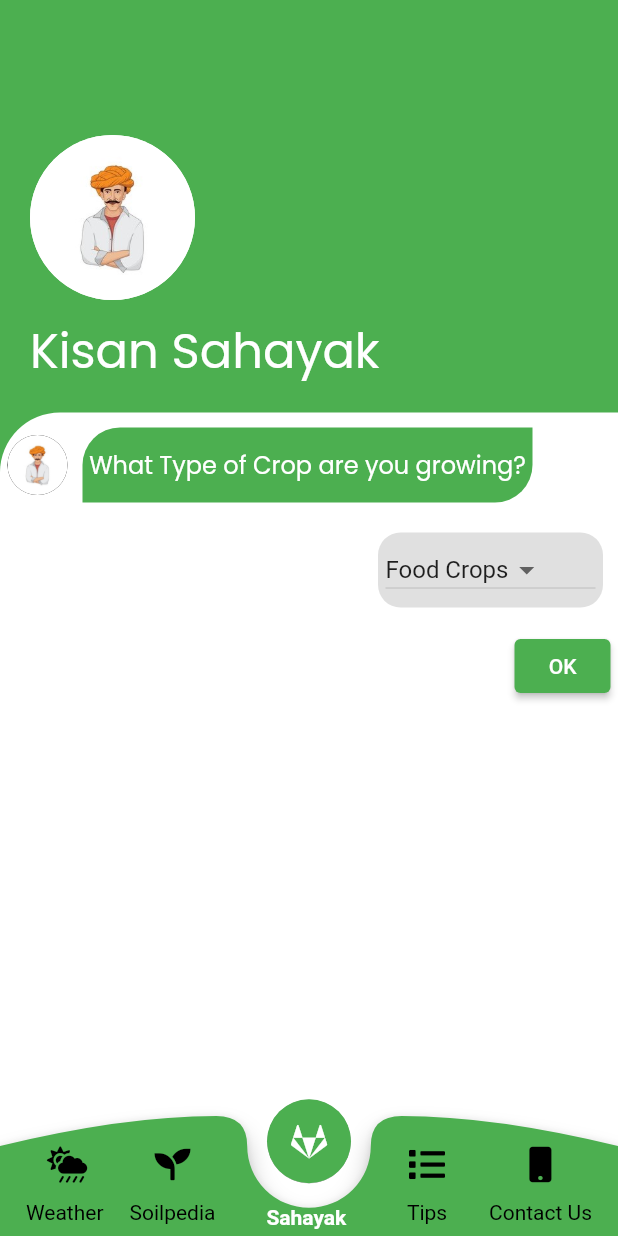
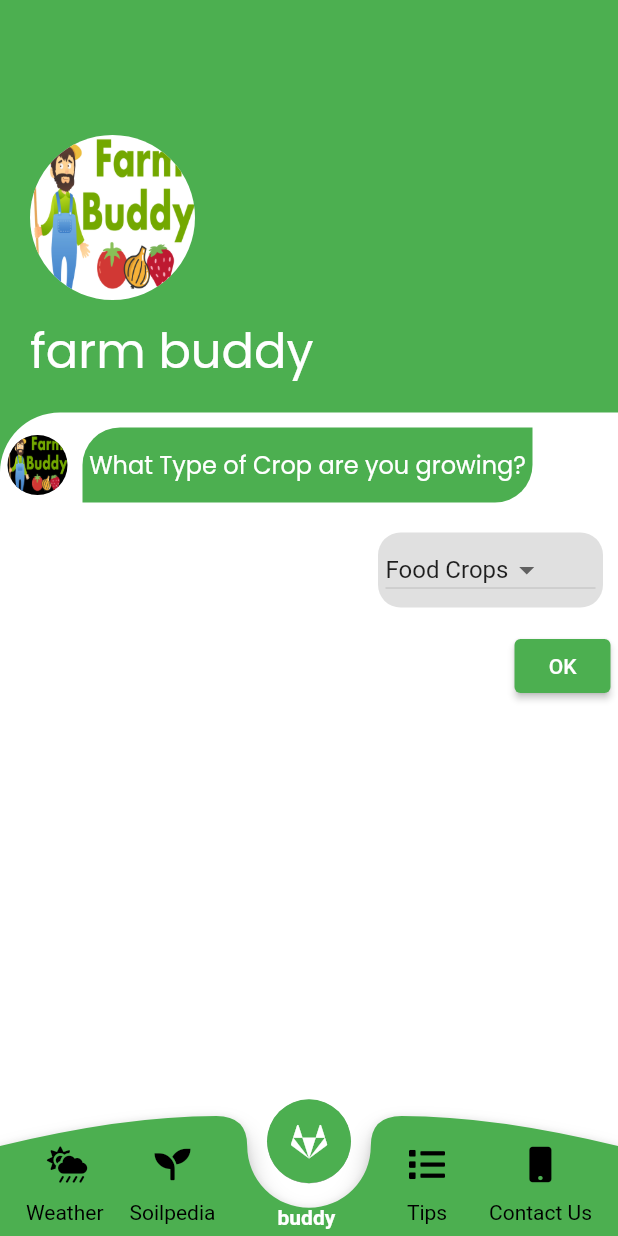
Before and after one commit to SandyUndefined/FarmBuddy, a Flutter app: the screen it shows after launch, after a tap on an icon or button, on a phone screen of 412 x 824 dp. Run offline on Flutter 3.47's test engine with Material 2 defaults, Android fonts, the light colour scheme and no system bars; our stand-ins replace font_awesome_flutter, geolocator, google_fonts; missing offline and left inert: flutter_gradient_colors; Roboto replaces fonts that are missing (Didact Gothic).

Commit message:
updated project

```diff
--- a/lib/helper.dart
+++ b/lib/helper.dart
@@ -15,7 +15,7 @@ class Helper extends StatefulWidget {
 
 class HelperState extends State<Helper> {
   int type_of_crop = 0, soil_type = 0, pesticide_use = 0, pesticide_count = 0;
-  double pesticide_week = 0;
+  int pesticide_week = 0;
   int count = 1;
   bool isLoading = false, result = false;
   int ans = 0;
@@ -36,7 +36,7 @@ class HelperState extends State<Helper> {
                   foregroundColor: Colors.black,
                   backgroundColor: Colors.black,
                   backgroundImage: AssetImage(
-                    'assets/kisan_helper.jpg',
+                    'assets/farmer.png',
                   ),
                 ),
                 Padding(
@@ -123,7 +123,7 @@ class HelperState extends State<Helper> {
                   foregroundColor: Colors.black,
                   backgroundColor: Colors.black,
                   backgroundImage: AssetImage(
-                    'assets/kisan_helper.jpg',
+                    'assets/farmer.png',
                   ),
                 ),
                 Padding(
@@ -210,7 +210,7 @@ class HelperState extends State<Helper> {
                   foregroundColor: Colors.black,
                   backgroundColor: Colors.black,
                   backgroundImage: AssetImage(
-                    'assets/kisan_helper.jpg',
+                    'assets/farmer.png',
                   ),
                 ),
                 Padding(
@@ -308,7 +308,7 @@ class HelperState extends State<Helper> {
                   foregroundColor: Colors.black,
                   backgroundColor: Colors.black,
                   backgroundImage: AssetImage(
-                    'assets/kisan_helper.jpg',
+                    'assets/farmer.png',
                   ),
                 ),
                 Padding(
@@ -382,7 +382,7 @@ class HelperState extends State<Helper> {
                   foregroundColor: Colors.black,
                   backgroundColor: Colors.black,
                   backgroundImage: AssetImage(
-                    'assets/kisan_helper.jpg',
+                    'assets/farmer.png',
                   ),
                 ),
                 Padding(
@@ -423,7 +423,7 @@ class HelperState extends State<Helper> {
                     keyboardType: TextInputType.number,
                     onChanged: (value) {
                       setState(() {
-                        pesticide_week = double.parse(value);
+                        pesticide_week = int.parse(value);
                       });
                     },
                   )),
@@ -477,14 +477,14 @@ class HelperState extends State<Helper> {
                           radius: 55,
                           backgroundColor: Colors.white,
                           backgroundImage: AssetImage(
-                            'assets/kisan_helper.jpg',
+                            'assets/farmer.png',
                           ),
                         ),
                         const SizedBox(
                           height: 10,
                         ),
                         Text(
-                          'Kisan Sahayak',
+                          'farm buddy',
                           style: GoogleFonts.poppins(
                               color: Colors.white, fontSize: 32),
                         )
@@ -538,7 +538,7 @@ class HelperState extends State<Helper> {
                                     child: CircleAvatar(
                                       radius: 50,
                                       backgroundImage:
-                                          AssetImage('assets/kisan_helper.jpg'),
+                                          AssetImage('assets/farmer.png'),
                                     ),
                                   ),
                                   const SizedBox(
@@ -546,7 +546,7 @@ class HelperState extends State<Helper> {
                                   ),
                                   Expanded(
                                       child: Text(
-                                    'Kisan Sahayak has calculated and here are the results!',
+                                    'farm buddy has calculated and here are the results!',
                                     style: GoogleFonts.poppins(
                                         fontSize: 16, color: Colors.white),
                                   )),
@@ -600,11 +600,11 @@ class HelperState extends State<Helper> {
     }
     print(pesticide_week);
     final url = Uri.parse(
-        'https://farmerbackend.herokuapp.com/predict?a=1575&b=$type_of_crop&c=$soil_type&d=$pesticide_count&e=$pesticide_week&f=${random.nextInt(50)}&g=$a1&h=$a2&i=$a3&k=0&l=0&m=1');
+        'https://farmerbackend.herokuapp.com/predict?a=1575&b=$type_of_crop&c=$soil_type&d=$pesticide_count&e=$pesticide_week&f=${random.nextInt(50)}&g=$a1&h=$a2&i=$a3&j=0&k=0&l=0&m=1');
     print(url);
     final headers = {"Content-type": "application/json"};
     final json =
-        '{"a"=${random.nextInt(4097 - 150) + 150}&"b"=$type_of_crop&"c"=$soil_type&"d"=$pesticide_count&"e"=$pesticide_week&"f"=${random.nextInt(50)}&"g"=1&"h"=2&"i"=3&"k=1&"l"=2&"m"=3}';
+        '{"a"=${random.nextInt(4097 - 150) + 150}&"b"=$type_of_crop&"c"=$soil_type&"d"=$pesticide_count&"e"=$pesticide_week&"f"=${random.nextInt(50)}&"g"=1&"h"=2&"i"=3&"j"=0&"k=1&"l"=2&"m"=3}';
     final response = await get(
       url,
     );
--- a/lib/navbar.dart
+++ b/lib/navbar.dart
@@ -9,19 +9,17 @@ import 'soil.dart';
 import 'tips.dart';
 import 'weather.dart';
 
-class KisanRakshak extends StatefulWidget
-{
+class KisanRakshak extends StatefulWidget {
   @override
   State<StatefulWidget> createState() {
     // TODO: implement createState
     return KisanRakshakState();
   }
-
 }
 
 class KisanRakshakState extends State<KisanRakshak> {
   int currentIndex = 0;
-  final List<Widget> _pages=[
+  final List<Widget> _pages = [
     Weather(),
     SoilList(),
     Helper(),
@@ -61,10 +59,24 @@ class KisanRakshakState extends State<KisanRakshak> {
                     children: [
                       Center(
                         heightFactor: 0.6,
-                        child: FloatingActionButton(backgroundColor: Colors.green, child: Icon(FontAwesomeIcons.gitlab), elevation: 0.1, onPressed: () {setBottomBarIndex(2);}),
+                        child: FloatingActionButton(
+                            backgroundColor: Colors.green,
+                            child: Icon(FontAwesomeIcons.gitlab),
+                            elevation: 0.1,
+                            onPressed: () {
+                              setBottomBarIndex(2);
+                            }),
                       ),
-                      SizedBox(height: 26,),
-                      Text('Sahayak ',style: GoogleFonts.getFont('Didact Gothic',color:Colors.white,fontWeight: FontWeight.bold,fontSize: 14),)
+                      SizedBox(
+                        height: 26,
+                      ),
+                      Text(
+                        'buddy ',
+                        style: GoogleFonts.getFont('Didact Gothic',
+                            color: Colors.white,
+                            fontWeight: FontWeight.bold,
+                            fontSize: 14),
+                      )
                     ],
                   ),
                   Container(
@@ -74,64 +86,100 @@ class KisanRakshakState extends State<KisanRakshak> {
                       mainAxisAlignment: MainAxisAlignment.spaceEvenly,
                       children: [
                         Column(
-                          mainAxisAlignment:MainAxisAlignment.center,
+                          mainAxisAlignment: MainAxisAlignment.center,
                           children: [
                             IconButton(
                               icon: Icon(
                                 FontAwesomeIcons.cloudSunRain,
-                                color: currentIndex == 0 ? Colors.white : Colors.black,
+                                color: currentIndex == 0
+                                    ? Colors.white
+                                    : Colors.black,
                               ),
                               onPressed: () {
                                 setBottomBarIndex(0);
                               },
                               splashColor: Colors.white,
                             ),
-                            Text('Weather',style: GoogleFonts.didactGothic(fontSize: 14,color: currentIndex == 0 ?Colors.white:Colors.black),)
+                            Text(
+                              'Weather',
+                              style: GoogleFonts.didactGothic(
+                                  fontSize: 14,
+                                  color: currentIndex == 0
+                                      ? Colors.white
+                                      : Colors.black),
+                            )
                           ],
                         ),
                         Column(
-                          mainAxisAlignment:MainAxisAlignment.center,
+                          mainAxisAlignment: MainAxisAlignment.center,
                           children: [
                             IconButton(
                                 icon: Icon(
                                   FontAwesomeIcons.seedling,
-                                  color: currentIndex == 1 ? Colors.white : Colors.black,
+                                  color: currentIndex == 1
+                                      ? Colors.white
+                                      : Colors.black,
                                 ),
                                 onPressed: () {
                                   setBottomBarIndex(1);
                                 }),
-                            Text('Soilpedia',style: GoogleFonts.didactGothic(fontSize: 14,color: currentIndex == 1 ?Colors.white:Colors.black),)
+                            Text(
+                              'Soilpedia',
+                              style: GoogleFonts.didactGothic(
+                                  fontSize: 14,
+                                  color: currentIndex == 1
+                                      ? Colors.white
+                                      : Colors.black),
+                            )
                           ],
                         ),
                         Container(
                           width: size.width * 0.20,
                         ),
                         Column(
-                          mainAxisAlignment:MainAxisAlignment.center,
+                          mainAxisAlignment: MainAxisAlignment.center,
                           children: [
                             IconButton(
                                 icon: Icon(
-                                    FontAwesomeIcons.list,
-                                  color: currentIndex == 3 ? Colors.white : Colors.black,
+                                  FontAwesomeIcons.list,
+                                  color: currentIndex == 3
+                                      ? Colors.white
+                                      : Colors.black,
                                 ),
                                 onPressed: () {
                                   setBottomBarIndex(3);
                                 }),
-                            Text('Tips',style: GoogleFonts.didactGothic(fontSize: 14,color: currentIndex == 3 ?Colors.white:Colors.black),)
+                            Text(
+                              'Tips',
+                              style: GoogleFonts.didactGothic(
+                                  fontSize: 14,
+                                  color: currentIndex == 3
+                                      ? Colors.white
+                                      : Colors.black),
+                            )
                           ],
                         ),
                         Column(
-                          mainAxisAlignment:MainAxisAlignment.center,
+                          mainAxisAlignment: MainAxisAlignment.center,
                           children: [
                             IconButton(
                                 icon: Icon(
                                   FontAwesomeIcons.mobile,
-                                  color: currentIndex == 4 ? Colors.white : Colors.black,
+                                  color: currentIndex == 4
+                                      ? Colors.white
+                                      : Colors.black,
                                 ),
                                 onPressed: () {
                                   setBottomBarIndex(4);
                                 }),
-                            Text('Contact Us',style: GoogleFonts.didactGothic(fontSize: 14,color:currentIndex == 4 ?Colors.white:Colors.black),),
+                            Text(
+                              'Contact Us',
+                              style: GoogleFonts.didactGothic(
+                                  fontSize: 14,
+                                  color: currentIndex == 4
+                                      ? Colors.white
+                                      : Colors.black),
+                            ),
                           ],
                         ),
                       ],
@@ -158,7 +206,8 @@ class BNBCustomPainter extends CustomPainter {
     path.moveTo(0, 20); // Start
     path.quadraticBezierTo(size.width * 0.20, 0, size.width * 0.35, 0);
     path.quadraticBezierTo(size.width * 0.40, 0, size.width * 0.40, 20);
-    path.arcToPoint(Offset(size.width * 0.60, 20), radius: Radius.circular(20.0), clockwise: false);
+    path.arcToPoint(Offset(size.width * 0.60, 20),
+        radius: Radius.circular(20.0), clockwise: false);
     path.quadraticBezierTo(size.width * 0.60, 0, size.width * 0.65, 0);
     path.quadraticBezierTo(size.width * 0.80, 0, size.width, 20);
     path.lineTo(size.width, size.height);
```
Also changed, not shown: lib/about_us.dart (+28 -95 lines), assets/farmer.png, 1 other file.
